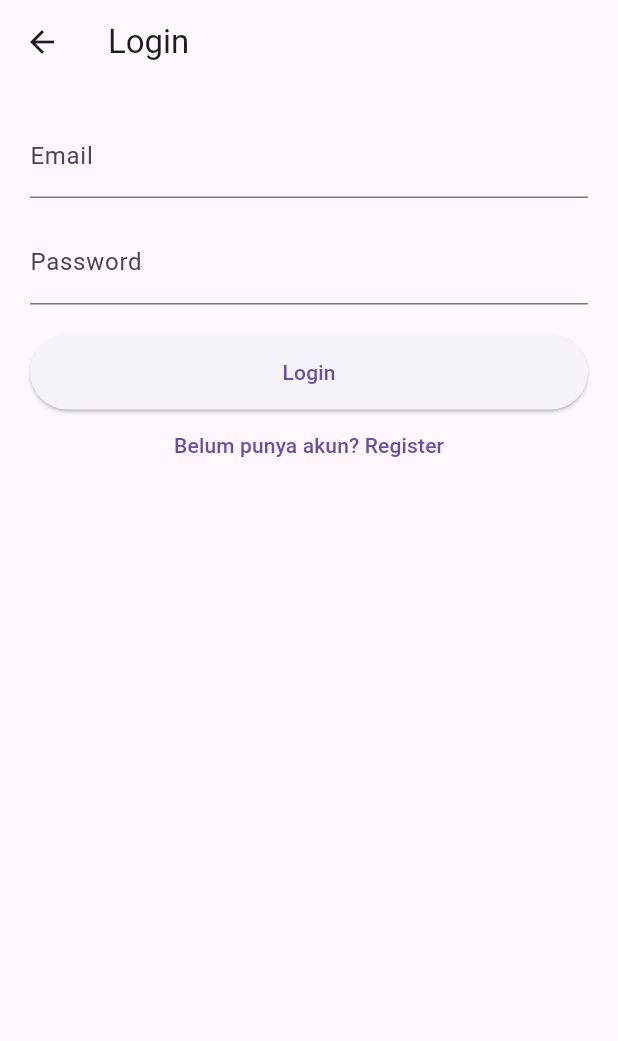
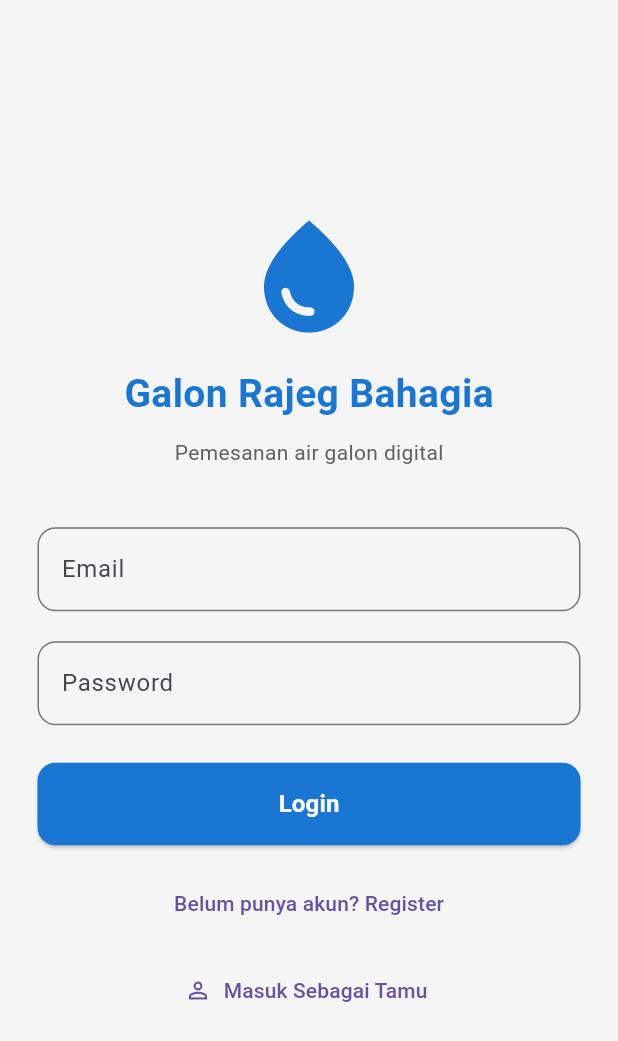
Before and after one commit to IlhamMaulana13/Project3-SitemApkOrderGalon, a Flutter app: the LoginScreen screen opened directly, on a phone screen of 412 x 824 dp. Shown: the top 1041 px of the screen. Run offline on Flutter 3.47's test engine with Material 3 defaults, Android fonts, the phone set to English and light mode, and no system bars; our stand-ins replace firebase_auth, firebase_core, google_fonts; accounts and stored records are empty; network calls fail.

Commit message:
menambah guest mode

```diff
--- a/galonfibonacci/lib/screens/login_screen.dart
+++ b/galonfibonacci/lib/screens/login_screen.dart
@@ -1,8 +1,12 @@
 import 'package:firebase_auth/firebase_auth.dart';
 import 'package:flutter/material.dart';
 
+import 'home_screen.dart';
+
 class LoginScreen extends StatefulWidget {
-  const LoginScreen({super.key});
+  final bool isRegister;
+
+  const LoginScreen({super.key, this.isRegister = false});
 
   @override
   State<LoginScreen> createState() => _LoginScreenState();
@@ -12,78 +16,169 @@ class _LoginScreenState extends State<LoginScreen> {
   final emailController = TextEditingController();
   final passwordController = TextEditingController();
 
-  bool isLogin = true;
+  late bool isLogin;
+
+  @override
+  void initState() {
+    super.initState();
+    isLogin = !widget.isRegister;
+  }
 
   Future<void> submit() async {
     try {
+      // LOGIN
       if (isLogin) {
         await FirebaseAuth.instance.signInWithEmailAndPassword(
-          email: emailController.text,
-          password: passwordController.text,
+          email: emailController.text.trim(),
+          password: passwordController.text.trim(),
         );
-      } else {
+      }
+      // REGISTER
+      else {
         await FirebaseAuth.instance.createUserWithEmailAndPassword(
-          email: emailController.text,
-          password: passwordController.text,
+          email: emailController.text.trim(),
+          password: passwordController.text.trim(),
         );
       }
 
-      Navigator.pop(context);
+      if (!mounted) return;
+
+      Navigator.pushAndRemoveUntil(
+        context,
+        MaterialPageRoute(builder: (_) => const HomeScreen()),
+        (route) => false,
+      );
     } on FirebaseAuthException catch (e) {
       ScaffoldMessenger.of(
         context,
-      ).showSnackBar(SnackBar(content: Text(e.message ?? "Error")));
+      ).showSnackBar(SnackBar(content: Text(e.message ?? "Terjadi kesalahan")));
     }
   }
 
   @override
   Widget build(BuildContext context) {
     return Scaffold(
-      appBar: AppBar(title: Text(isLogin ? "Login" : "Register")),
+      backgroundColor: Colors.grey[100],
 
-      body: Padding(
-        padding: const EdgeInsets.all(20),
+      body: SafeArea(
+        child: Padding(
+          padding: const EdgeInsets.all(25),
 
           child: Column(
+            mainAxisAlignment: MainAxisAlignment.center,
             children: [
+              // ICON
+              Icon(Icons.water_drop, size: 90, color: Colors.blue[700]),
+
+              const SizedBox(height: 15),
+
+              // TITLE
+              Text(
+                "Galon Rajeg Bahagia",
+                style: TextStyle(
+                  fontSize: 26,
+                  fontWeight: FontWeight.bold,
+                  color: Colors.blue[700],
+                ),
+              ),
+
+              const SizedBox(height: 10),
+
+              Text(
+                "Pemesanan air galon digital",
+                style: TextStyle(color: Colors.grey[700]),
+              ),
+
+              const SizedBox(height: 40),
+
+              // EMAIL
               TextField(
                 controller: emailController,
-              decoration: const InputDecoration(labelText: "Email"),
+                decoration: InputDecoration(
+                  labelText: "Email",
+                  border: OutlineInputBorder(
+                    borderRadius: BorderRadius.circular(12),
+                  ),
+                ),
+              ),
+
+              const SizedBox(height: 20),
+
+              // PASSWORD
+              TextField(
+                controller: passwordController,
+                obscureText: true,
+                decoration: InputDecoration(
+                  labelText: "Password",
+                  border: OutlineInputBorder(
+                    borderRadius: BorderRadius.circular(12),
+                  ),
+                ),
+              ),
+
+              const SizedBox(height: 25),
+
+              // LOGIN / REGISTER BUTTON
+              SizedBox(
+                width: double.infinity,
+                height: 55,
+
+                child: ElevatedButton(
+                  onPressed: submit,
+
+                  style: ElevatedButton.styleFrom(
+                    backgroundColor: Colors.blue[700],
+                    foregroundColor: Colors.white,
+                    shape: RoundedRectangleBorder(
+                      borderRadius: BorderRadius.circular(12),
+                    ),
+                  ),
+
+                  child: Text(
+                    isLogin ? "Login" : "Register",
+                    style: const TextStyle(
+                      fontSize: 16,
+                      fontWeight: FontWeight.bold,
+                    ),
+                  ),
+                ),
               ),
 
               const SizedBox(height: 15),
 
-            TextField(
-              controller: passwordController,
-              obscureText: true,
-              decoration: const InputDecoration(labelText: "Password"),
-            ),
-
-            const SizedBox(height: 20),
-
-            SizedBox(
-              width: double.infinity,
-              height: 50,
-
-              child: ElevatedButton(
-                onPressed: submit,
-                child: Text(isLogin ? "Login" : "Register"),
-              ),
-            ),
-
+              // TOGGLE LOGIN REGISTER
               TextButton(
                 onPressed: () {
                   setState(() {
                     isLogin = !isLogin;
                   });
                 },
+
                 child: Text(
                   isLogin
                       ? "Belum punya akun? Register"
                       : "Sudah punya akun? Login",
                 ),
               ),
+
+              const SizedBox(height: 10),
+
+              // GUEST MODE
+              TextButton.icon(
+                onPressed: () {
+                  Navigator.pushAndRemoveUntil(
+                    context,
+                    MaterialPageRoute(builder: (_) => const HomeScreen()),
+                    (route) => false,
+                  );
+                },
+
+                icon: const Icon(Icons.person_outline),
+
+                label: const Text("Masuk Sebagai Tamu"),
+              ),
             ],
+          ),
         ),
       ),
     );
```
Also changed, not shown: galonfibonacci/lib/screens/home_screen.dart (+19 -0 lines). Lines whose indentation alone changed are shown as unchanged.
